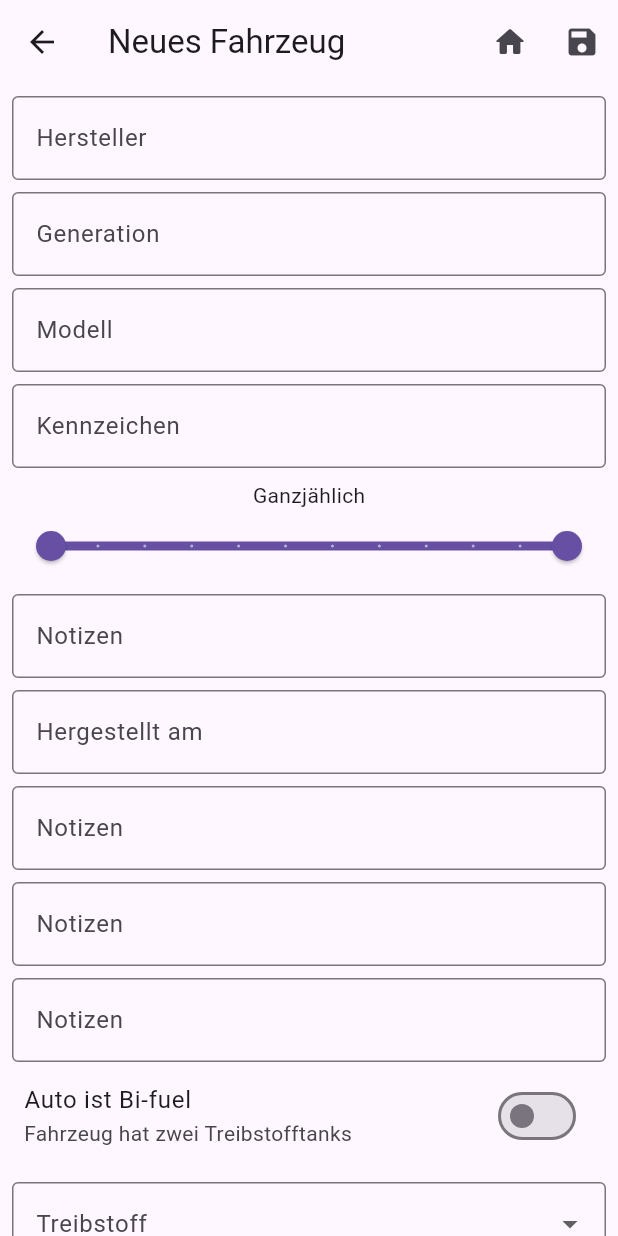
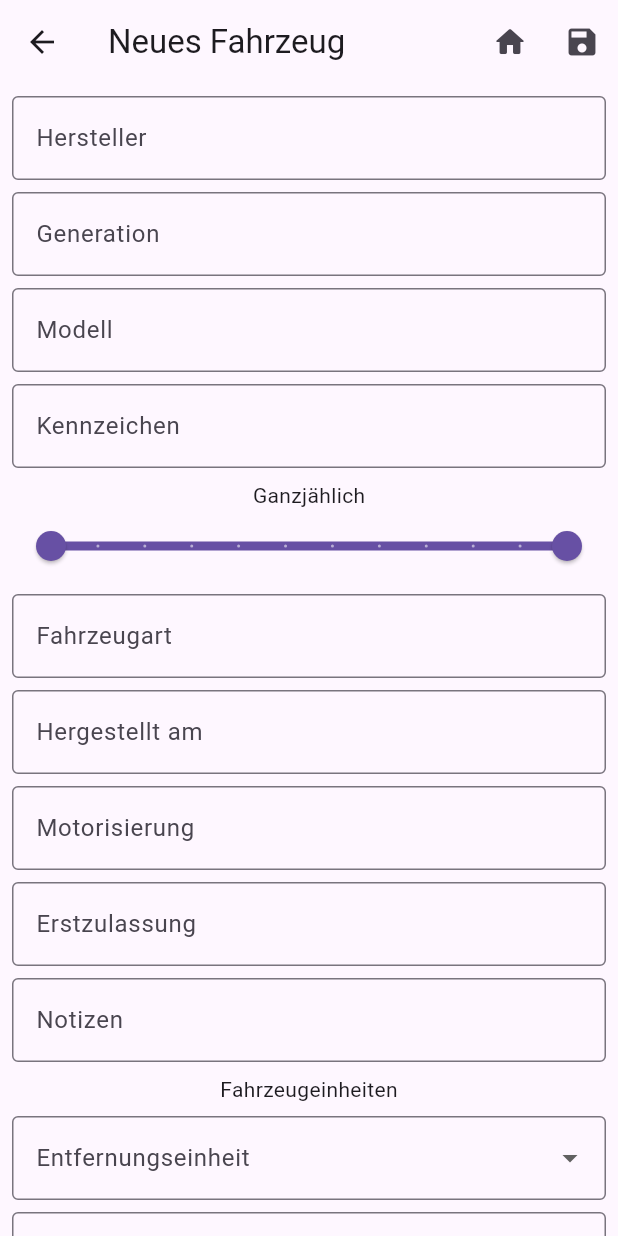
Before and after one commit to xBLESS/drivebook, a Flutter app: the AddVehicleScreen screen opened by its route, on a phone screen of 412 x 824 dp. Run offline on Flutter 3.47's test engine with Material 2 defaults, Android fonts, the phone set to English and light mode, and no system bars; our stand-ins replace drift, font_awesome_flutter; accounts and stored records are empty; generated files the repository leaves out were written again.

Commit message:
Added some stuff

```diff
--- /dev/null
+++ b/lib/assets/consumption_units.json
@@ -0,0 +1,4 @@
+{
+    "l": "Liter",
+    "gal": "Gallone"
+}
--- /dev/null
+++ b/lib/assets/months.json
@@ -0,0 +1,14 @@
+{
+    "jan":"Januar",
+    "feb":"Februar",
+    "mar":"März",
+    "apr":"April",
+    "may":"Mai",
+    "jun":"Juni",
+    "jul":"Juli",
+    "aug":"August",
+    "sep":"September",
+    "oct":"Octiber",
+    "nov":"November",
+    "dec":"Dezember"
+}
--- a/lib/models/enums.dart
+++ b/lib/models/enums.dart
@@ -1,4 +1,4 @@
-enum FuelUni {
+enum FuelUnit {
   liter,
   galloneUk,
   galloneUs,
@@ -13,3 +13,9 @@ enum ConsumptionUnit {
   mpg,
   galPer100,
 }
+
+enum DistanceUnits {
+  kilometer,
+  mile,
+  operatinghours,
+}
--- a/lib/screens/add_vehicle_screen/add_vehicle_screen.dart
+++ b/lib/screens/add_vehicle_screen/add_vehicle_screen.dart
@@ -1,9 +1,13 @@
+import 'package:drift/drift.dart' as drift;
 import 'package:drivebook/models/dbcontroller.dart';
 import 'package:drivebook/models/enums.dart';
 import 'package:drivebook/providers/fuel_type_provider.dart';
+import 'package:drivebook/providers/vehicle_provider.dart';
+import 'package:drivebook/providers/vehicles_provider.dart';
 import 'package:drivebook/screens/add_vehicle_screen/widgets/bi_fuel_tank.dart';
 import 'package:drivebook/screens/homescreen/vehiclelistscreen.dart';
 import 'package:flutter/material.dart';
+import 'package:flutter/services.dart';
 import 'package:provider/provider.dart';
 
 class AddVehicleScreen extends StatefulWidget {
@@ -42,9 +46,20 @@ class _AddVehicleScreenState extends State<AddVehicleScreen> {
   final TextEditingController generation = TextEditingController();
   final TextEditingController modell = TextEditingController();
   final TextEditingController license = TextEditingController();
+  final TextEditingController vehicleType = TextEditingController();
+  final TextEditingController buildDate = TextEditingController();
+  final TextEditingController engine = TextEditingController();
+  final TextEditingController firstLicense = TextEditingController();
   final TextEditingController notes = TextEditingController();
-  final TextEditingController licenseStartDate = TextEditingController();
-  final TextEditingController licenseEndDate = TextEditingController();
+  final TextEditingController currency = TextEditingController();
+  final TextEditingController primaryCapacity = TextEditingController();
+  final TextEditingController secondaryCapacity = TextEditingController();
+  final TextEditingController vehicleBuyDate = TextEditingController();
+  final TextEditingController vehicleBuyPrice = TextEditingController();
+  final TextEditingController vehicleBuyDistance = TextEditingController();
+  final TextEditingController vehicleSellDate = TextEditingController();
+  final TextEditingController vehicleSellPrice = TextEditingController();
+  final TextEditingController vehicleSellDistance = TextEditingController();
 
   RangeValues seasonLicenseRangeValues = const RangeValues(1.0, 12.0);
 
@@ -55,7 +70,32 @@ class _AddVehicleScreenState extends State<AddVehicleScreen> {
 
   void _onSaveAction(BuildContext context) {
     // Verify textEditingControllers
+    bool requiredAreSet = true;
 
+    // Important
+    if (make.text.isEmpty) {
+      requiredAreSet = false;
+    }
+    if (modell.text.isEmpty) {
+      requiredAreSet = false;
+    }
+    if (currency.text.isEmpty) {
+      requiredAreSet = false;
+    }
+    if (primaryCapacity.text.isEmpty) {
+      requiredAreSet = false;
+    }
+    if (vehicleBuyDistance.text.isEmpty) {
+      requiredAreSet = false;
+    }
+    // not so important
+
+    Provider.of<VehiclesProvider>(context, listen: false).addVehicle(VehicleCompanion(
+      manufacturer: drift.Value(make.text),
+      model: drift.Value(modell.text),
+      currency: drift.Value(currency.text),
+      primaryFuelCapacity: drift.Value(double.parse(primaryCapacity.text)),
+    ));
     Navigator.popAndPushNamed(context, VehicleListScreen.routename);
   }
 
@@ -160,9 +200,9 @@ class _AddVehicleScreenState extends State<AddVehicleScreen> {
               Padding(
                 padding: tecEdgeInsets,
                 child: TextField(
-                  controller: notes,
+                  controller: vehicleType,
                   decoration: const InputDecoration(
-                    label: Text('Notizen'),
+                    label: Text('Fahrzeugart'),
                     border: tecBorder,
                   ),
                 ),
@@ -184,9 +224,19 @@ class _AddVehicleScreenState extends State<AddVehicleScreen> {
               Padding(
                 padding: tecEdgeInsets,
                 child: TextField(
-                  controller: notes,
+                  controller: engine,
                   decoration: const InputDecoration(
-                    label: Text('Notizen'),
+                    label: Text('Motorisierung'),
+                    border: tecBorder,
+                  ),
+                ),
+              ),
+              Padding(
+                padding: tecEdgeInsets,
+                child: TextField(
+                  controller: firstLicense,
+                  decoration: const InputDecoration(
+                    label: Text('Erstzulassung'),
                     border: tecBorder,
                   ),
                 ),
@@ -201,12 +251,32 @@ class _AddVehicleScreenState extends State<AddVehicleScreen> {
                   ),
                 ),
               ),
+              const Padding(
+                padding: tecEdgeInsets,
+                child: Text('Fahrzeugeinheiten'),
+              ),
               Padding(
                 padding: tecEdgeInsets,
-                child: TextField(
-                  controller: notes,
+                child: DropdownButtonFormField(
+                  items: DistanceUnits.values
+                      .map((e) => DropdownMenuItem(
+                            value: e.name,
+                            child: Text(e.name),
+                          ))
+                      .toList(),
+                  onChanged: (value) {},
                   decoration: const InputDecoration(
-                    label: Text('Notizen'),
+                    label: Text('Entfernungseinheit'),
+                    border: tecBorder,
+                  ),
+                ),
+              ),
+              Padding(
+                padding: tecEdgeInsets,
+                child: TextFormField(
+                  controller: currency,
+                  decoration: const InputDecoration(
+                    label: Text('Währung'),
                     border: tecBorder,
                   ),
                 ),
@@ -253,7 +323,7 @@ class _AddVehicleScreenState extends State<AddVehicleScreen> {
                               label: Text('Kraftstoffeinheit'),
                               border: tecBorder,
                             ),
-                            items: FuelUni.values
+                            items: FuelUnit.values
                                 .map(
                                   (e) => DropdownMenuItem(
                                     value: e.name,
@@ -287,9 +357,78 @@ class _AddVehicleScreenState extends State<AddVehicleScreen> {
               Padding(
                 padding: tecEdgeInsets,
                 child: TextField(
-                  controller: notes,
+                  controller: primaryCapacity,
+                  keyboardType: TextInputType.number,
                   decoration: const InputDecoration(
                     label: Text('Kapazität'),
+                    border: tecBorder,
+                  ),
+                ),
+              ),
+              const Padding(
+                padding: tecEdgeInsets,
+                child: Text('Fahrzeugkauf'),
+              ),
+              Padding(
+                padding: tecEdgeInsets,
+                child: TextField(
+                  controller: vehicleBuyDate,
+                  decoration: const InputDecoration(
+                    label: Text('Datum'),
+                    border: tecBorder,
+                  ),
+                ),
+              ),
+              Padding(
+                padding: tecEdgeInsets,
+                child: TextField(
+                  controller: vehicleBuyPrice,
+                  decoration: const InputDecoration(
+                    label: Text('Preis'),
+                    border: tecBorder,
+                  ),
+                ),
+              ),
+              Padding(
+                padding: tecEdgeInsets,
+                child: TextField(
+                  controller: vehicleBuyDistance,
+                  decoration: const InputDecoration(
+                    label: Text('Kilometerstand'),
+                    border: tecBorder,
+                  ),
+                ),
+              ),
+              const Padding(
+                padding: tecEdgeInsets,
+                child: Text('Fahrzeugverkauf'),
+              ),
+              Padding(
+                padding: tecEdgeInsets,
+                child: TextField(
+                  controller: vehicleSellDate,
+                  decoration: const InputDecoration(
+                    label: Text('Datum'),
+                    border: tecBorder,
+                  ),
+                ),
+              ),
+              Padding(
+                padding: tecEdgeInsets,
+                child: TextField(
+                  controller: vehicleSellPrice,
+                  decoration: const InputDecoration(
+                    label: Text('Preis'),
+                    border: tecBorder,
+                  ),
+                ),
+              ),
+              Padding(
+                padding: tecEdgeInsets,
+                child: TextField(
+                  controller: vehicleSellDistance,
+                  decoration: const InputDecoration(
+                    label: Text('Kilometerstand'),
                     border: tecBorder,
                   ),
                 ),
```
